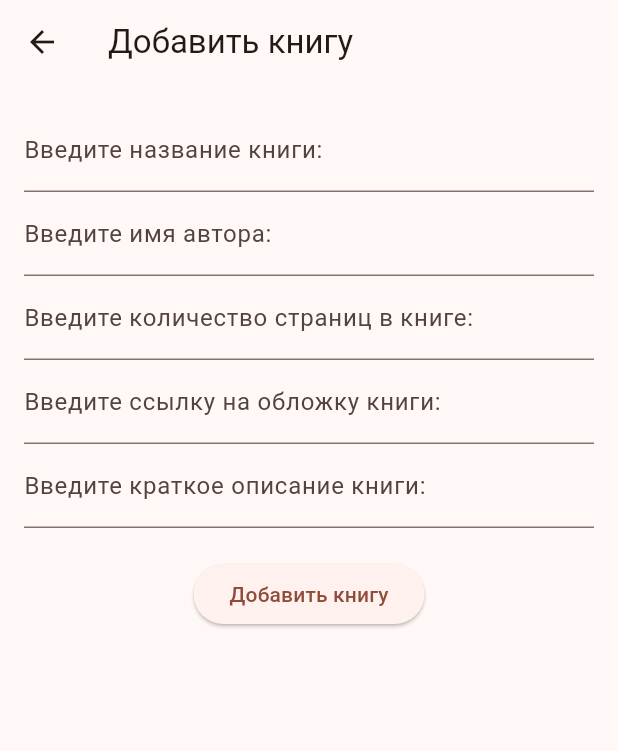
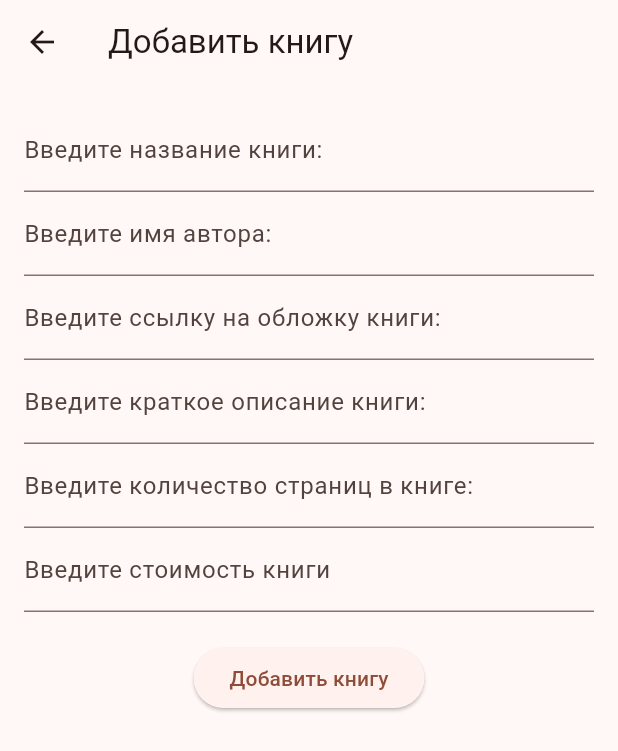
Before and after one commit to Voldezhur/FlutterTestingGrounds, a Flutter app: the AddBookPage screen opened directly, after a tap on "Добавить книгу", on a phone screen of 412 x 824 dp. Shown: the top 751 px of the screen. Run offline on Flutter 3.47's test engine with Material 3 defaults, Android fonts, the phone set to English and light mode, and no system bars; network calls fail.

Commit message:
. Added CartItem class . Minor reformatting . Added price field to Item class . Moved the page count to the item page, replaced it with price . Preparations for  adding cart functionality

```diff
--- a/book_app/lib/components/item_card.dart
+++ b/book_app/lib/components/item_card.dart
@@ -96,7 +96,7 @@ class _ItemCardState extends State<ItemCard> {
                         height: 20,
                       ),
                       Text(
-                        "Страниц: ${widget.itemList[widget.itemIndex].pageCount}",
+                        "Стоимость: ${widget.itemList[widget.itemIndex].price}",
                         style: const TextStyle(color: Colors.white),
                       ),
                     ],
--- a/book_app/lib/global/lists.dart
+++ b/book_app/lib/global/lists.dart
@@ -1,4 +1,5 @@
 // Список товаров
+import 'package:book_app/models/cart_item.dart';
 import 'package:book_app/models/item.dart';
 
 List<Item> items = <Item>[
@@ -6,75 +7,86 @@ List<Item> items = <Item>[
     1,
     'Кровавый Меридиан',
     'Кормак Маккарти',
-    1250,
     'https://imo10.labirint.ru/books/395820/cover.jpg/242-0',
     '«Кровавый меридиан, или закатный багрянец на западе» (англ. Blood Meridian; or, The Evening Redness in the West ) — эпический роман американского писателя Кормака Маккарти. Роман относится к жанру вестерн, а иногда его классифицируют как ревизионистский вестерн.\n\nПовествование романа следует за вымышленным персонажем, которого называют «Малец». Большую часть повествования «Малец» пребывает в банде Глэнтона — группе охотников за скальпами, которые убивали коренных американцев с 1849 по 1850 год из-за денег, ради удовольствия и даже по нигилистической привычке.',
+    1250,
+    120,
     false,
   ),
   Item(
       2,
       'Многорукий бог Далайна',
       'Святослав Логинов',
-      1708,
       'https://cdn.azbooka.ru/cv/w1100/4cec730a-adc2-4b86-832d-568c805fe801.jpg',
       '«Многору́кий бог далайна» — первое крупное произведение (роман) советского и российского фантаста Святослава Логинова, написанное в 1991—1992 годах и опубликованное в 1995 году (издание датировано 1994 годом). Роман представляет собой вершину русской философско-метафорической фэнтези.\n\nДействие романа разворачивается в вымышленном мире — далайне, представляющем собой четырёхугольный бассейн, который можно обойти по периметру всего за четыре дня. Внутри далайна существуют квадратные участки суши фиксированного размера — оройхоны. По признанию автора, прототипом такой «вселенной» послужила его детская забава: на листе тетради в клеточку он создавал карты, состоящие из квадратных элементов. Несмотря на изначальную схематичность и условность подобного «мироустройства», его фрагменты проработаны весьма подробно, создавая в результате стройную и гармоничную картину мира.',
+      1708,
+      60,
       false),
   Item(
       3,
       'Возвышение Хоруса',
       'Дэн Абнетт',
-      1400,
       'https://m.media-amazon.com/images/I/81p1PCweWEL._AC_UF1000,1000_QL80_.jpg',
       '«Возвыше́ние Хоруса» (англ. «Horus Rising») — книга Дэна Абнетта в жанре фантастики, действие которой разворачивается во вселенной Warhammer 40,000.\n\nДействие книги разворачивается за 10 тысяч лет до временной границы сеттинга Warhammer 40,000 и распространяется на историю Ереси Хоруса, величайшей галактической гражданской войны и предтечи многих событий вселенной Warhammer 40,000. Для возвращения разрозненных человеческих миров под контроль Империума был объявлен Великий крестовый поход. Однако, через некоторое время Император человечества решает отойти от ратных дел и командование кампанией поручает своему самому любимому примарху — Хорусу из Легиона Лунных волков. Получив широчайшие полномочия, Хорус приводит многие миры к согласию.',
+      1400,
+      120,
       false),
   Item(
       4,
       'Метро 2033',
       'Дмитрий Глуховский',
-      1500,
       'https://upload.wikimedia.org/wikipedia/ru/c/c2/Metro_2033_Eksmo.jpg',
       '«Метро́ 2033» — постапокалиптический роман Дмитрия Глуховского, описывающий жизнь людей в московском метро после ядерной войны на Земле.\n\nКнига повествует о людях, оставшихся в живых после ядерной войны. В романе война упоминается лишь вскользь. В результате обмена ядерными ударами все крупные города были стёрты с лица земли. Почти всё действие разворачивается в Московском метрополитене, где на станциях и в переходах живут люди. Благодаря оперативным действиям служб гражданской обороны метрополитен удалось оградить от радиации: почти на всех станциях были закрыты гермозатворы, а в системах вентиляции и водоснабжения активированы противорадиационные фильтры. При этом лишь менее половины станций обитаемы: часть станций заброшена, часть изолирована обрушением тоннелей, часть сгорела. Некоторые станции захвачены существами с поверхности.',
+      1500,
+      200,
       false),
   Item(
       5,
       'К самому себе',
       'Марк Аврелий',
-      500,
       'https://upload.wikimedia.org/wikipedia/commons/thumb/6/69/Marcus_Aurelius._De_seipso%2C_seu_vita_sua_%28Xylander%2C_1558%29.pdf/page1-246px-Marcus_Aurelius._De_seipso%2C_seu_vita_sua_%28Xylander%2C_1558%29.pdf.jpg',
       '«К самому себе» - сборник афористических мыслей римского императора Марка Аврелия в двенадцати «книгах» (небольших главах), написанный им на греческом языке (койне) в 70-е годы II в. н. э., главным образом на северо-восточных границах империи и в Сирмии. Ключевой памятник Поздней Стои.\n\nПо всей видимости, император не предназначал личный моралистический дневник для публикации. Его занимают преимущественно проблемы долга и смерти. Раз за разом он напоминает себе о необходимости не поддаваться ненависти или гневу, несмотря на подлые поступки и промахи окружающих. Деонтологическая рефлексия Марка Аврелия основана на осознании личной ответственности за судьбы огромного общества, которое подтачивают изнутри разложение нравов, а извне — набеги варваров. В этих сложных условиях он пытается сохранять позу мудреца и удерживать душевное равновесие.\n\nФилософские взгляды императора не отличаются оригинальностью. В основных пунктах это переосмысление учения Эпиктета: пытаться переделать мир на свой лад бесполезно, судьбу должно принимать без ропота, каждый жребий хорош по-своему. Религиозное чувство Марка Аврелия сродни неоплатонизму и даже христианству (хотя последнее при нём подвергалось гонениям). В космосе он видит некое целесообразно упорядоченное Целое, которым управляет всеобщий разум (промысел). ',
+      500,
+      0,
       false),
   Item(
       6,
       'Смертные машины',
       'Филип Рив',
-      807,
       'https://static.wikia.nocookie.net/hungrycitychronicles/images/3/3c/Mortal_Engines_-_2018_Cover_-_Mcque.png/revision/latest?cb=20200224100510&path-prefix=ru',
       'Смертные Машины (англ. Mortal Engines) – первая книга в Тетралогии (Или в Хрониках Хищных Городов).\n\nСобытия «Смертных Машин» происходят в постапокалиптическом мире, уничтоженном Шестидесятиминутной Войной, которая вызвала массу геологических изменений. Чтобы стать независимым от набегов кочевников и природных катаклизмов, лидер Империи кочевников «Движение» Никола Кверкус (позже известный, как Николас Квирк) поставил Лондон на огромные двигатели и колеса и присоединил к нему огромные челюсти. Тем самым он дал возможность Лондону разбирать (или же поедать) другие города для получения ресурсов. Технология «движущихся городов» быстро распространялась по миру.  Эту технологию стали называть Муниципальным Дарвинизмом. Муниципальный дарвинизм распространился на большую часть мира, за исключением Азии и некоторых территорий Африки, но основным местоположением движущихся городов стали Великие Охотничьи Угодья.',
+      807,
+      120,
       false),
   Item(
       7,
       'Низший',
       'Дем Михайлов',
-      891,
       'https://cm.author.today/content/2019/09/03/w/3f3de1623e28480894974d0dbf0851f2.jpeg',
       'Безымянный мир, где рождаешься уже взрослым и в долгах. Мир, где даже твои руки и ноги тебе не принадлежат, а являются собственностью бездушной системы. Безумно жестокий мир, где жизнь не стоит ни единого сола, где ты добровольно низший со стертой памятью, где за ошибки, долги и преступления тебя лишают конечности за конечностью, медленно превращая в беспомощного червя с человеческим лицом... Мир со стальными небом и землей, с узкими давящими стенами, складывающимися в бесконечный стальной лабиринт. Мир, где в торговых автоматах продают шизу и дубины, где за тобой охотятся кровожадные безголовые плуксы, а самая страшная участь - превратиться в откормленную свинью... ',
+      891,
+      60,
       false),
   Item(
       8,
       'Пролетая над гнездом кукушки',
       'Кен Кизи',
-      1061,
       'https://encrypted-tbn0.gstatic.com/images?q=tbn:ANd9GcRdPDbUpLk0oPq4iMnmzoS8-TqfaEGE0ATLmQ&s',
       'Действие романа происходит в психиатрической больнице. Повествование идёт от лица индейца по кличке Вождь Бромден, одного из пациентов; Вождь притворяется глухонемым. Одним из главных героев романа является свободолюбивый пациент Рэндл Патрик Макмёрфи, переведённый в психиатрическую больницу из тюрьмы.\n\nМакмёрфи противостоит старшей сестре Милдред Рэтчед. Она немолодая женщина, работающая в отделении больницы. Старшая сестра, олицетворение системы (Комбинат, как называет её рассказчик), личная жизнь которой не сложилась, тщательно укрепляет свою власть над пациентами и персоналом отделения. Бунтарь Макмёрфи принимается рушить устроенный ею порядок и быстро завоёвывает весомый авторитет среди остальных пациентов, уча их наслаждаться благами жизни и даже освобождая от хронических комплексов. Он заключает разнообразные пари с другими пациентами, организует в отделении карточные игры, пытается устроить просмотр трансляции бейсбольных игр Мировой серии по телевизору. Вопреки выигранному Макмёрфи голосованию среди пациентов, в котором решающим оказывается голос Вождя, сестра Рэтчед отключает телевизор от сети, но пациенты остаются перед экраном и притворяются, что смотрят бейсбол — этот акт массового неповиновения заставляет сестру Рэтчед потерять контроль над собой и сорваться. ',
+      1061,
+      120,
       false),
   Item(
       9,
       '451 градус по фаренгейту',
       'Рэй Брэдбери',
-      636,
       'https://upload.wikimedia.org/wikipedia/ru/thumb/d/d3/451_%D0%B3%D1%80%D0%B0%D0%B4%D1%83%D1%81_%D0%BF%D0%BE_%D0%A4%D0%B0%D1%80%D0%B5%D0%BD%D0%B3%D0%B5%D0%B9%D1%82%D1%83.jpg/239px-451_%D0%B3%D1%80%D0%B0%D0%B4%D1%83%D1%81_%D0%BF%D0%BE_%D0%A4%D0%B0%D1%80%D0%B5%D0%BD%D0%B3%D0%B5%D0%B9%D1%82%D1%83.jpg',
       '451 градус по Фаренгейту» (англ. Fahrenheit 451) — научно-фантастический роман-антиутопия Рэя Брэдбери, изданный в 1953 году. Роман описывает американское общество близкого будущего, в котором книги находятся под запретом; «пожарные»[1], к числу которых принадлежит и главный герой Гай Монтэг, сжигают любые найденные книги. В ходе романа Монтэг разочаровывается в идеалах общества, частью которого он является, становится изгоем и присоединяется к небольшой подпольной группе маргиналов, сторонники которой заучивают тексты книг, чтобы спасти их для потомков. В книге содержится немало цитат из произведений англоязычных авторов прошлого (таких, как Уильям Шекспир, Джонатан Свифт и другие), а также несколько цитат из Библии.',
+      636,
+      200,
       false)
 ];
 
 List<Item> favourites = [];
+
+List<CartItem> cart = [];
--- /dev/null
+++ b/book_app/lib/models/cart_item.dart
@@ -0,0 +1,10 @@
+// Класс элементов корзины
+
+import 'package:book_app/models/item.dart';
+
+class CartItem {
+  final Item item;
+  int number;
+
+  CartItem(this.item, this.number);
+}
--- a/book_app/lib/models/item.dart
+++ b/book_app/lib/models/item.dart
@@ -1,14 +1,16 @@
-// Класс для хранения записки
+// Класс книг
 
 class Item {
   final int id;
   final String title;
   final String author;
-  final int pageCount;
   final String imageLink;
   final String description;
+  final int pageCount;
+  final int price;
+
   bool favourite;
 
-  Item(this.id, this.title, this.author, this.pageCount, this.imageLink,
-      this.description, this.favourite);
+  Item(this.id, this.title, this.author, this.imageLink, this.description,
+      this.pageCount, this.price, this.favourite);
 }
--- a/book_app/lib/pages/add_book_page.dart
+++ b/book_app/lib/pages/add_book_page.dart
@@ -11,9 +11,10 @@ class AddBookPage extends StatefulWidget {
 
 final TextEditingController titleController = TextEditingController();
 final TextEditingController authorController = TextEditingController();
-final TextEditingController pageNumberController = TextEditingController();
 final TextEditingController imageLinkController = TextEditingController();
 final TextEditingController descriptionController = TextEditingController();
+final TextEditingController pageNumberController = TextEditingController();
+final TextEditingController priceController = TextEditingController();
 
 class _AddBookPageState extends State<AddBookPage> {
   @override
@@ -38,11 +39,6 @@ class _AddBookPageState extends State<AddBookPage> {
                     const InputDecoration(labelText: 'Введите имя автора:'),
               ),
               TextField(
-                controller: pageNumberController,
-                decoration: const InputDecoration(
-                    labelText: 'Введите количество страниц в книге:'),
-              ),
-              TextField(
                 controller: imageLinkController,
                 decoration: const InputDecoration(
                     labelText: 'Введите ссылку на обложку книги:'),
@@ -52,6 +48,17 @@ class _AddBookPageState extends State<AddBookPage> {
                 decoration: const InputDecoration(
                     labelText: 'Введите краткое описание книги:'),
               ),
+              TextField(
+                controller: pageNumberController,
+                decoration: const InputDecoration(
+                    labelText: 'Введите количество страниц в книге:'),
+              ),
+              TextField(
+                controller: priceController,
+                decoration: const InputDecoration(
+                  labelText: 'Введите стоимость книги',
+                ),
+              ),
               const SizedBox(
                 height: 20,
               ),
@@ -60,17 +67,26 @@ class _AddBookPageState extends State<AddBookPage> {
                     // Собираем информацию с текстовых полей
                     String newTitle = titleController.text;
                     String newAuthor = authorController.text;
-                    int newPageNum = int.parse(pageNumberController.text);
                     String newImageLink = imageLinkController.text;
                     String newDescription = descriptionController.text;
+                    int newPageNum = int.parse(pageNumberController.text);
+                    int newPrice = int.parse(priceController.text);
 
                     // Получаем id новой книги - такой, чтобы не было повторений
                     var maxId = items.reduce((currentItem, nextItem) =>
                         currentItem.id > nextItem.id ? currentItem : nextItem);
 
                     // Создаем новый объект
-                    Item newBook = Item(maxId.id + 1, newTitle, newAuthor,
-                        newPageNum, newImageLink, newDescription, false);
+                    Item newBook = Item(
+                      maxId.id + 1,
+                      newTitle,
+                      newAuthor,
+                      newImageLink,
+                      newDescription,
+                      newPageNum,
+                      newPrice,
+                      false,
+                    );
 
                     if (newBook.title.isNotEmpty &&
                         newBook.author.isNotEmpty &&
@@ -79,9 +95,10 @@ class _AddBookPageState extends State<AddBookPage> {
                       // Очищаем текстовые поля для следующего ввода
                       titleController.text = '';
                       authorController.text = '';
-                      pageNumberController.text = '';
                       imageLinkController.text = '';
                       descriptionController.text = '';
+                      pageNumberController.text = '';
+                      priceController.text = '';
 
                       // Передаем новую книгу наверх
                       Navigator.pop(context, newBook);
--- a/book_app/lib/pages/item_page.dart
+++ b/book_app/lib/pages/item_page.dart
@@ -38,6 +38,8 @@ class _ItemPageState extends State<ItemPage> {
                     items[widget.itemIndex].imageLink,
                     height: 300,
                   ),
+                  Text(
+                      "Количество страниц: ${items[widget.itemIndex].pageCount}"),
                   Container(
                     decoration: const BoxDecoration(
                         border:
```
